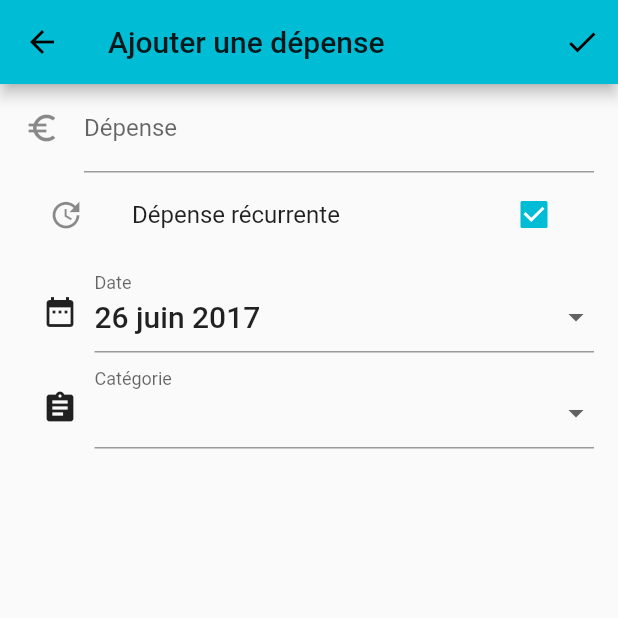
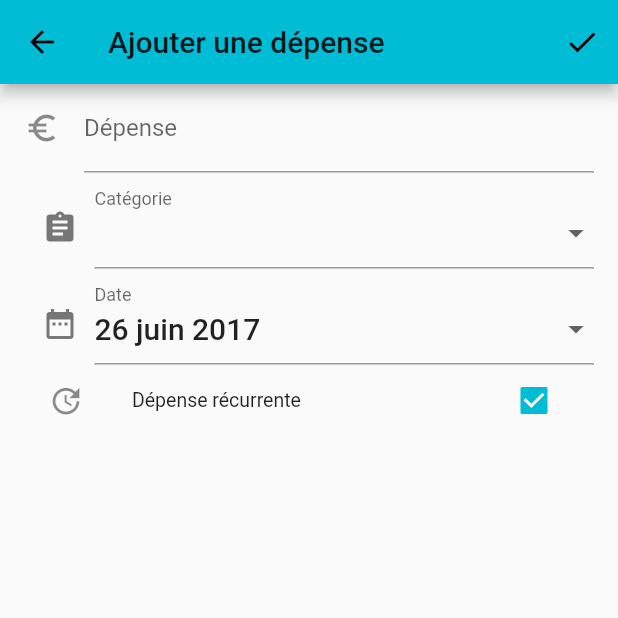
Before and after one commit to arno06/expenses, a Flutter app: the ExpenseFormWidget screen opened by its route, after a tap on "Dépense récurrente", on a phone screen of 412 x 824 dp, the top half of it. Run offline on Flutter 3.47's test engine with Material 2 defaults, Android fonts, the light colour scheme and no system bars; missing offline and left inert: observable; statements that could not run were skipped.

Commit message:
Ajustement du formulaire

```diff
--- a/lib/widgets/ExpenseFormWidget.dart
+++ b/lib/widgets/ExpenseFormWidget.dart
@@ -1,12 +1,10 @@
-import 'dart:convert';
+import 'dart:async';
+
 import 'package:flutter/material.dart';
 import 'package:flutter/services.dart';
 
-import 'dart:async';
 import 'package:intl/intl.dart';
 
-import 'HomeWidget.dart';
-import 'package:expenses/data/expense.dart';
 import 'package:expenses/data/settings.dart';
 
 
@@ -41,13 +39,6 @@ class ExpenseFormState extends State<ExpenseFormWidget>{
     return null;
   }
 
-  String _validateCategories(String pValue){
-    _categories = pValue.trim();
-    if(_categories.length == 0)
-      return "Veuillez saisir au moins une catégorie";
-    return null;
-  }
-
   _postExpense() async{
     final FormState form = _formKey.currentState;
     if(form.validate()){
@@ -73,25 +64,19 @@ class ExpenseFormState extends State<ExpenseFormWidget>{
                 children: <Widget>[
                   new TextFormField(
                       decoration:new InputDecoration(
-                          icon:const Icon(Icons.euro_symbol),
-                          hintText: "Combien avez-vous dépensé?",
-                          labelText: "Dépense"
+                        icon:const Icon(Icons.euro_symbol),
+                        hintText: "Combien avez-vous dépensé?",
+                        labelText: "Dépense",
                       ),
                       keyboardType: TextInputType.number,
                       validator: _validateValue
                   ),
-                  new ListTile(
-                    leading:new Icon(Icons.update),
-                    title: new Text("Dépense récurrente"),
-                    trailing: new Checkbox(value: _isRecurrent, onChanged: (bool pValue){
-                      setState((){
-                        _isRecurrent = pValue;
-                      });
-                    }),
-                    onTap: (){
-                      setState((){
-                        _isRecurrent = !_isRecurrent;
-                      });
+                  new _CategoryPicker(
+                    labelText: "Catégorie",
+                    categories:settings.categories,
+                    value:_categories,
+                    categoryChanged: (String pValue){
+                      _categories = pValue;
                     },
                   ),
                   new _DatePicker(
@@ -103,12 +88,19 @@ class ExpenseFormState extends State<ExpenseFormWidget>{
                         });
                       }
                   ),
-                  new _CategoryPicker(
-                    labelText: "Catégorie",
-                    categories:settings.categories,
-                    value:_categories,
-                    categoryChanged: (String pValue){
-                      _categories = pValue;
+                  new ListTile(
+                    leading:new Icon(Icons.update),
+                    dense: true,
+                    title: new Text("Dépense récurrente"),
+                    trailing: new Checkbox(value: _isRecurrent, onChanged: (bool pValue){
+                      setState((){
+                        _isRecurrent = pValue;
+                      });
+                    }),
+                    onTap: (){
+                      setState((){
+                        _isRecurrent = !_isRecurrent;
+                      });
                     },
                   ),
                 ]
@@ -166,11 +158,12 @@ class _CategoryPicker extends StatelessWidget{
   @override
   Widget build(BuildContext pContext){
     final TextStyle textStyle = Theme.of(pContext).textTheme.title;
+    textStyle.apply(color:const Color(0xff555555));
     return new Row(
       children: <Widget>[
         new Container(
             margin:const EdgeInsets.only(right:11.0, left:12.0, top:10.0),
-            child:new Icon(Icons.assignment)
+            child:new Icon(Icons.assignment, color: const Color(0xff777777),)
         ),
         new Expanded(
             child: new InkWell(
@@ -243,11 +236,12 @@ class _DatePicker extends StatelessWidget{
   @override
   Widget build(BuildContext pContext){
     final TextStyle textStyle = Theme.of(pContext).textTheme.title;
+    textStyle.apply(color: const Color(0xff555555));
     return new Row(
         children:<Widget>[
           new Container(
               margin:const EdgeInsets.only(right:11.0, left:12.0, top:10.0),
-              child:new Icon(Icons.date_range)
+              child:new Icon(Icons.date_range, color:const Color(0xFF777777))
           ),
           new Expanded(
               child: new InkWell(
```
